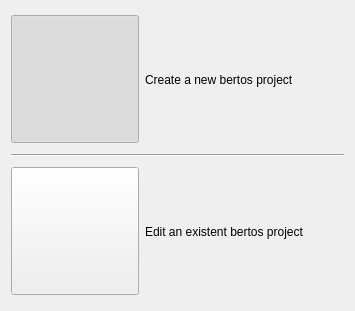
Qt form wizard/start.ui (imby/STM32VLDiscovery_BeRTOS) before a commit.
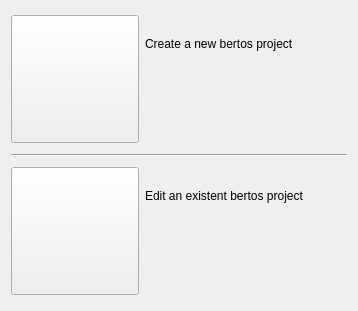
The same form after that commit. Icons and pictures are not drawn.

Commit message: Add in the first wizard page the possibility of create a new project directory and an empty project file clicking on the new project button.

```diff
--- a/wizard/start.ui
+++ b/wizard/start.ui
@@ -5,16 +5,16 @@
    <rect>
     <x>0</x>
     <y>0</y>
-    <width>355</width>
+    <width>358</width>
     <height>311</height>
    </rect>
   </property>
   <property name="windowTitle" >
    <string>Form</string>
   </property>
-  <layout class="QVBoxLayout" name="verticalLayout_2" >
+  <layout class="QVBoxLayout" name="verticalLayout_4" >
    <item>
-    <layout class="QVBoxLayout" name="verticalLayout" >
+    <layout class="QVBoxLayout" name="verticalLayout_3" >
      <item>
       <layout class="QHBoxLayout" name="horizontalLayout" >
        <item>
@@ -48,17 +48,28 @@
           <bool>true</bool>
          </property>
          <property name="checked" >
-          <bool>true</bool>
+          <bool>false</bool>
          </property>
         </widget>
        </item>
        <item>
-        <widget class="QLabel" name="newDescription" >
+        <layout class="QVBoxLayout" name="verticalLayout" >
+         <item>
+          <widget class="QLabel" name="newAction" >
          <property name="text" >
           <string>Create a new bertos project</string>
          </property>
         </widget>
        </item>
+         <item>
+          <widget class="QLabel" name="newDescription" >
+           <property name="text" >
+            <string/>
+           </property>
+          </widget>
+         </item>
+        </layout>
+       </item>
       </layout>
      </item>
      <item>
@@ -103,11 +114,22 @@
         </widget>
        </item>
        <item>
-        <widget class="QLabel" name="editDescription" >
+        <layout class="QVBoxLayout" name="verticalLayout_2" >
+         <item>
+          <widget class="QLabel" name="editAction" >
          <property name="text" >
           <string>Edit an existent bertos project</string>
          </property>
         </widget>
+         </item>
+         <item>
+          <widget class="QLabel" name="editDescription" >
+           <property name="text" >
+            <string/>
+           </property>
+          </widget>
+         </item>
+        </layout>
        </item>
       </layout>
      </item>
```
Lines whose indentation alone changed are shown as unchanged. The commit also changes 1 other file.
